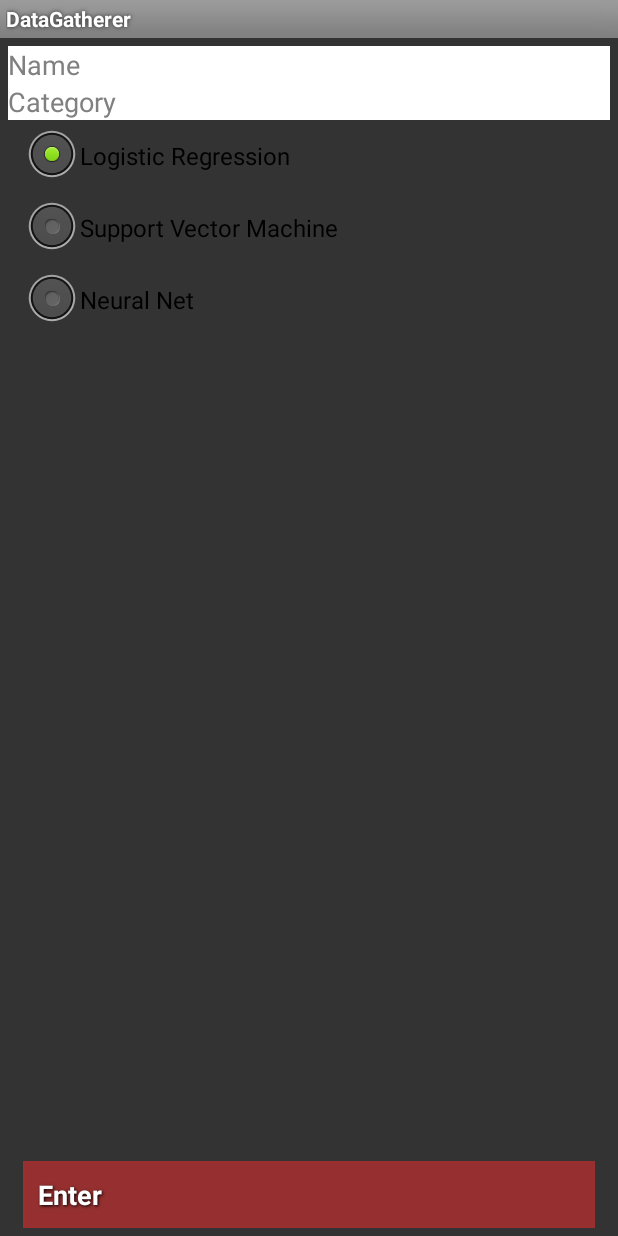
After one commit to mesargent/dataGatherer, an Android app: the layout category_dialog.xml on its own in the app's theme, with its tools: preview values and no code run, on a phone screen of 412 x 824 dp. The commit adds this screen. Run offline under Robolectric (Android 15) with nearby library versions, the phone set to English and light mode, and no system bars.

Commit message:
Committing to move work to another machine.

```diff
--- a/app/src/main/res/drawable/button_shape_normal.xml
+++ b/app/src/main/res/drawable/button_shape_normal.xml
@@ -10,7 +10,7 @@
                 android:width="1dp"
                 android:color="#20f8f6" />
             <corners
-                android:radius="0dp" /> // set to 0 or erase it for sharp corners
+                android:radius="0dp" />
             <padding
                 android:left="10dp"
                 android:top="10dp"
--- /dev/null
+++ b/app/src/main/res/layout/category_dialog.xml
@@ -0,0 +1,71 @@
+<?xml version="1.0" encoding="utf-8"?>
+<RelativeLayout xmlns:android="http://schemas.android.com/apk/res/android"
+    android:layout_width="match_parent"
+    android:layout_height="wrap_content"
+    android:padding="5dp"
+    android:background="@color/custom_background">
+
+    <EditText
+        android:id="@+id/name"
+        android:layout_width="match_parent"
+        android:layout_height="wrap_content"
+        android:layout_alignParentLeft="true"
+        android:hint="Name"
+        android:inputType="text"
+        android:background="@color/white"/>
+
+    <EditText
+        android:id="@+id/category"
+        android:layout_width="match_parent"
+        android:layout_height="wrap_content"
+        android:hint="Category"
+        android:inputType="text"
+        android:layout_below="@+id/name"
+        android:layout_alignParentLeft="true"
+        android:layout_alignParentStart="true"
+        android:background="@color/white">
+    </EditText>
+
+
+    <Button
+        style="@style/main_button"
+        android:id="@+id/enter_category"
+        android:layout_width="match_parent"
+        android:layout_height="wrap_content"
+        android:text="@string/enter"
+        android:background="@drawable/button_shape_normal"
+        android:layout_alignParentBottom="true"
+        android:layout_centerHorizontal="true" />
+
+    <RadioGroup
+        android:id="@+id/method_group"
+        android:layout_width="match_parent"
+        android:layout_height="wrap_content"
+        android:layout_below="@+id/category"
+        android:layout_alignLeft="@+id/enter_category"
+        android:layout_alignStart="@+id/enter_category"
+        android:layout_above="@+id/enter_category">
+
+        <RadioButton
+            android:layout_width="wrap_content"
+            android:layout_height="wrap_content"
+            android:text="@string/log_reg"
+            android:id="@+id/log_reg"
+            android:checked="true"/>
+
+        <RadioButton
+            android:layout_width="wrap_content"
+            android:layout_height="wrap_content"
+            android:text="@string/svm"
+            android:id="@+id/svm" />
+
+        <RadioButton
+            android:layout_width="wrap_content"
+            android:layout_height="wrap_content"
+            android:text="@string/neural_net"
+            android:id="@+id/neural_net" />
+
+    </RadioGroup>
+
+
+</RelativeLayout>
--- a/app/src/main/res/menu/menu_main.xml
+++ b/app/src/main/res/menu/menu_main.xml
@@ -2,6 +2,12 @@
     xmlns:app="http://schemas.android.com/apk/res-auto"
     xmlns:tools="http://schemas.android.com/tools"
     tools:context=".MainActivity">
+    <item
+        android:id="@+id/change_predictor"
+        android:orderInCategory="100"
+        android:title="Change Predictor"
+        app:showAsAction="always" />
+
     <item
         android:id="@+id/save_csv"
         android:orderInCategory="100"
--- a/app/src/main/res/values/colors.xml
+++ b/app/src/main/res/values/colors.xml
@@ -4,8 +4,11 @@
     <color name="custom_background">#333333</color>
     <color name="blue">#3333ff</color>
     <color name="white">#ffffff</color>
+    <color name="black">#000000</color>
+    <color name="gray">#444444</color>
+    <color name="green">#00ff00</color>
+    <color name="red">#0000ff</color>
     <color name="label_background">#222222</color>
     <color name="sub_label">#99ffff</color>
 
-
 </resources>
--- a/app/src/main/res/values/strings.xml
+++ b/app/src/main/res/values/strings.xml
@@ -1,5 +1,4 @@
 <resources>
-
     <string name="app_name">DataGatherer</string>
     <string name="menu_settings">Settings</string>
     <string name="title_activity_main">Sensor Data Gatherer</string>
@@ -13,4 +12,10 @@
     <string name="save_csv">Save CSV</string>
     <string name="delete_csv">Delete CSV</string>
     <string name="clear_db">Clear Database</string>
+    <string name="category">Category</string>
+    <string name="enter">Enter</string>
+    <string name="log_reg">Logistic Regression</string>
+    <string name="svm">Support Vector Machine</string>
+    <string name="neural_net">Neural Net</string>
+
 </resources>
```
Also changed, not shown: app/src/main/AndroidManifest.xml (+18 -1 lines), app/src/main/res/layout/activity_main.xml (+16 -3 lines), app/src/main/res/layout/class_list.xml (+21 -2 lines), app/src/main/res/layout/row.xml (added, +34 -0 lines), 1 other file.
